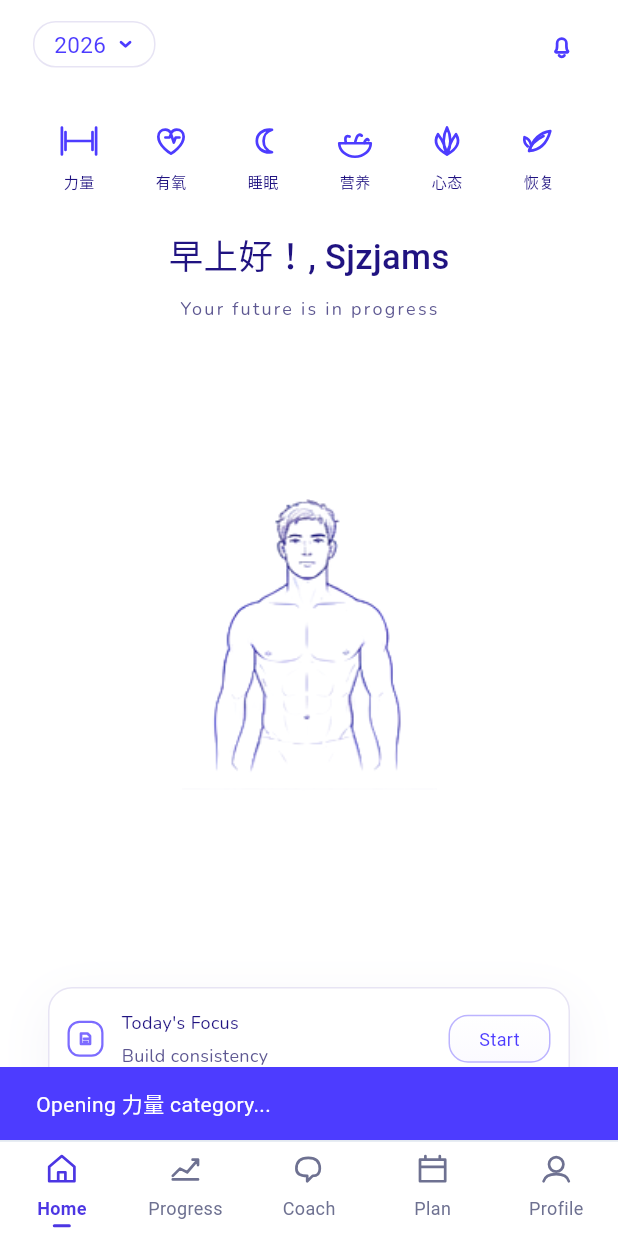
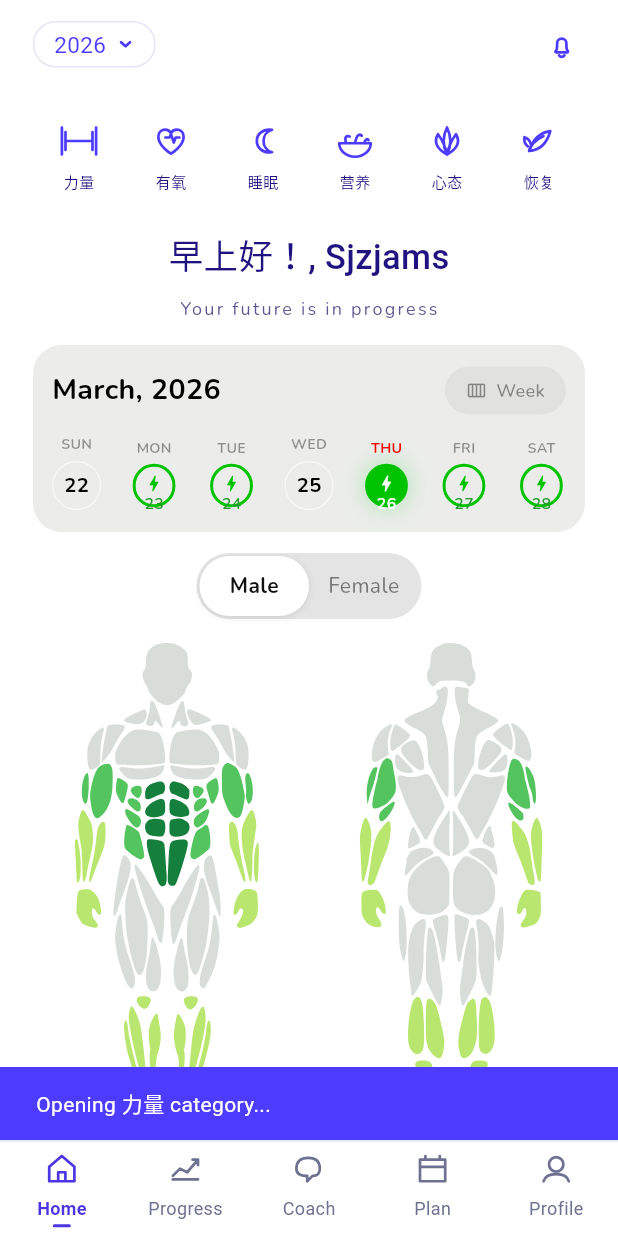
Before and after one commit to sjzjams/Logic-of-Hashira, a Flutter app: the screen it shows after launch, after a tap on "力量", on a phone screen of 412 x 824 dp. Run offline on Flutter 3.47's test engine with Material 3 defaults, Android fonts, the phone set to English and light mode, and no system bars; our stand-ins replace firebase_ai, firebase_core, flutter_svg, google_fonts; missing offline and left inert: flutter_ai_toolkit; accounts and stored records are empty; Roboto replaces fonts that are missing (Pangolin); statements that could not run were skipped.

Commit message:
feat(home): 新增首页Muscle Map肌肉地图组件
- 新建独立的`MuscleMap`组件，支持日期选择、性别切换、人体SVG渲染与周回放交互
- 替换首页原有静态人体图片为该组件，同时将首页布局改为可滚动以适配小屏设备
- 新增前后人体SVG资源并配置项目依赖与资源声明
- 新增本次改动的参考文档，记录变更细节与后续开发方向
- 将prototype原型目录加入gitignore，避免提交无关文件
- 暂保留未使用的path_drawing依赖，后续可评估清理

```diff
--- /dev/null
+++ b/lib/core/widgets/muscle_map.dart
@@ -0,0 +1,535 @@
+import 'dart:async';
+
+import 'package:flutter/material.dart';
+import 'package:flutter_svg/flutter_svg.dart';
+import 'package:google_fonts/google_fonts.dart';
+
+/// 性别枚举。
+enum BodyGender { male, female }
+
+/// 肌肉图例项。
+class _LegendItemData {
+  const _LegendItemData(this.label, this.color);
+
+  final String label;
+  final Color color;
+}
+
+/// 周视图中的单日数据。
+class _MuscleMapDay {
+  const _MuscleMapDay({
+    required this.weekday,
+    required this.day,
+    required this.hasWorkout,
+  });
+
+  final String weekday;
+  final int day;
+  final bool hasWorkout;
+}
+
+const List<_LegendItemData> _legendItems = <_LegendItemData>[
+  _LegendItemData('Not worked', Color(0xFFD8DDDA)),
+  _LegendItemData('Light', Color(0xFFF3D85F)),
+  _LegendItemData('Moderate', Color(0xFFB9E66E)),
+  _LegendItemData('Strong', Color(0xFF54C45F)),
+  _LegendItemData('Max', Color(0xFF15803D)),
+];
+
+const List<_MuscleMapDay> _weekDays = <_MuscleMapDay>[
+  _MuscleMapDay(weekday: 'SUN', day: 22, hasWorkout: false),
+  _MuscleMapDay(weekday: 'MON', day: 23, hasWorkout: true),
+  _MuscleMapDay(weekday: 'TUE', day: 24, hasWorkout: true),
+  _MuscleMapDay(weekday: 'WED', day: 25, hasWorkout: false),
+  _MuscleMapDay(weekday: 'THU', day: 26, hasWorkout: true),
+  _MuscleMapDay(weekday: 'FRI', day: 27, hasWorkout: true),
+  _MuscleMapDay(weekday: 'SAT', day: 28, hasWorkout: true),
+];
+
+/// 首页使用的 Muscle Map 区域，仅保留原型中的核心区域。
+class MuscleMap extends StatefulWidget {
+  const MuscleMap({super.key});
+
+  @override
+  State<MuscleMap> createState() => _MuscleMapState();
+}
+
+class _MuscleMapState extends State<MuscleMap> {
+  static const Duration _replayStepDuration = Duration(milliseconds: 420);
+
+  int _selectedDayIndex = 4;
+  BodyGender _selectedGender = BodyGender.male;
+  Timer? _replayTimer;
+
+  /// 释放回放定时器，避免组件销毁后继续更新状态。
+  @override
+  void dispose() {
+    _replayTimer?.cancel();
+    super.dispose();
+  }
+
+  /// 点击某一天时更新选中状态，并终止正在执行的回放。
+  void _selectDay(int index) {
+    _replayTimer?.cancel();
+    setState(() {
+      _selectedDayIndex = index;
+    });
+  }
+
+  /// 切换性别按钮状态。
+  void _selectGender(BodyGender gender) {
+    setState(() {
+      _selectedGender = gender;
+    });
+  }
+
+  /// 顺序播放一周日期选择效果，复刻原型里的 Replay 体验。
+  void _replayWeek() {
+    _replayTimer?.cancel();
+    int nextIndex = 0;
+    _replayTimer = Timer.periodic(_replayStepDuration, (Timer timer) {
+      if (!mounted) {
+        timer.cancel();
+        return;
+      }
+      setState(() {
+        _selectedDayIndex = nextIndex;
+      });
+      nextIndex += 1;
+      if (nextIndex >= _weekDays.length) {
+        timer.cancel();
+      }
+    });
+  }
+
+  /// 构建整个 Muscle Map 区域，只保留原型中的卡片、切换、人体和图例。
+  @override
+  Widget build(BuildContext context) {
+    return Center(
+      child: ConstrainedBox(
+        constraints: const BoxConstraints(maxWidth: 380),
+        child: Column(
+          mainAxisSize: MainAxisSize.min,
+          children: <Widget>[
+            _buildCalendarCard(),
+            const SizedBox(height: 14),
+            _GenderSwitch(
+              selectedGender: _selectedGender,
+              onChanged: _selectGender,
+            ),
+            const SizedBox(height: 16),
+            SizedBox(
+              height: 360,
+              child: Row(
+                mainAxisAlignment: MainAxisAlignment.center,
+                children: const <Widget>[
+                  Expanded(
+                    child: _BodySvgView(
+                      assetPath: 'assets/muscle_map_front.svg',
+                      semanticLabel: 'Front muscle map',
+                    ),
+                  ),
+                  SizedBox(width: 10),
+                  Expanded(
+                    child: _BodySvgView(
+                      assetPath: 'assets/muscle_map_back.svg',
+                      semanticLabel: 'Back muscle map',
+                    ),
+                  ),
+                ],
+              ),
+            ),
+            const SizedBox(height: 12),
+            Wrap(
+              alignment: WrapAlignment.center,
+              spacing: 14,
+              runSpacing: 8,
+              children: _legendItems
+                  .map((item) => _LegendItem(item: item))
+                  .toList(growable: false),
+            ),
+          ],
+        ),
+      ),
+    );
+  }
+
+  /// 构建顶部的月份和周日期卡片。
+  Widget _buildCalendarCard() {
+    return Container(
+      width: double.infinity,
+      padding: const EdgeInsets.fromLTRB(12.69, 14.27, 12.69, 14.27),
+      decoration: BoxDecoration(
+        color: const Color(0xFFECEDEB),
+        borderRadius: BorderRadius.circular(19.03),
+      ),
+      child: Column(
+        mainAxisSize: MainAxisSize.min,
+        children: <Widget>[
+          Row(
+            children: <Widget>[
+              Expanded(
+                child: Text(
+                  'March, 2026',
+                  style: GoogleFonts.nunito(
+                    fontSize: 19.03,
+                    fontWeight: FontWeight.w700,
+                    height: 23.79 / 19.03,
+                    color: Colors.black,
+                  ),
+                ),
+              ),
+              _WeekButton(onReplay: _replayWeek),
+            ],
+          ),
+          const SizedBox(height: 14.27),
+          Row(
+            mainAxisAlignment: MainAxisAlignment.spaceBetween,
+            children: List<Widget>.generate(
+              _weekDays.length,
+              (int index) => _DayButton(
+                day: _weekDays[index],
+                selected: index == _selectedDayIndex,
+                onTap: () => _selectDay(index),
+              ),
+            ),
+          ),
+        ],
+      ),
+    );
+  }
+}
+
+/// 构建单个人体 SVG 视图，直接使用原型抽取的完整矢量文件。
+class _BodySvgView extends StatelessWidget {
+  const _BodySvgView({
+    required this.assetPath,
+    required this.semanticLabel,
+  });
+
+  final String assetPath;
+  final String semanticLabel;
+
+  /// 构建人体 SVG 内容。
+  @override
+  Widget build(BuildContext context) {
+    return SvgPicture.asset(
+      assetPath,
+      fit: BoxFit.contain,
+      alignment: Alignment.topCenter,
+      semanticsLabel: semanticLabel,
+    );
+  }
+}
+
+/// 月份卡片右侧的 Week 胶囊按钮。
+class _WeekButton extends StatelessWidget {
+  const _WeekButton({required this.onReplay});
+
+  final VoidCallback onReplay;
+
+  /// 构建 Week 按钮，并将点击行为绑定到回放逻辑。
+  @override
+  Widget build(BuildContext context) {
+    return GestureDetector(
+      onTap: onReplay,
+      child: Container(
+        height: 32,
+        padding: const EdgeInsets.symmetric(horizontal: 14),
+        decoration: BoxDecoration(
+          color: const Color.fromRGBO(0, 0, 0, 0.045),
+          borderRadius: BorderRadius.circular(999),
+        ),
+        child: Row(
+          mainAxisSize: MainAxisSize.min,
+          children: <Widget>[
+            const Icon(
+              Icons.calendar_view_week_rounded,
+              size: 14,
+              color: Color.fromRGBO(0, 0, 0, 0.42),
+            ),
+            const SizedBox(width: 6),
+            Text(
+              'Week',
+              style: GoogleFonts.nunito(
+                fontSize: 12,
+                fontWeight: FontWeight.w600,
+                color: const Color.fromRGBO(0, 0, 0, 0.42),
+              ),
+            ),
+          ],
+        ),
+      ),
+    );
+  }
+}
+
+/// 单个日期按钮，复刻原型中的周视图样式。
+class _DayButton extends StatelessWidget {
+  const _DayButton({
+    required this.day,
+    required this.selected,
+    required this.onTap,
+  });
+
+  final _MuscleMapDay day;
+  final bool selected;
+  final VoidCallback onTap;
+
+  /// 构建顶部英文星期与底部日期徽标。
+  @override
+  Widget build(BuildContext context) {
+    final Color topLabelColor = selected
+        ? const Color(0xFFFF0000)
+        : const Color.fromRGBO(0, 0, 0, 0.4);
+
+    return GestureDetector(
+      onTap: onTap,
+      child: SizedBox(
+        width: 32.71,
+        child: Column(
+          mainAxisSize: MainAxisSize.min,
+          children: <Widget>[
+            Text(
+              day.weekday,
+              style: GoogleFonts.nunito(
+                fontSize: 9.51,
+                fontWeight: FontWeight.w700,
+                height: 11 / 9.51,
+                letterSpacing: 0.2,
+                color: topLabelColor,
+              ),
+            ),
+            const SizedBox(height: 5.55),
+            _DayNumberBadge(
+              value: day.day.toString(),
+              selected: selected,
+              workoutDay: day.hasWorkout,
+            ),
+          ],
+        ),
+      ),
+    );
+  }
+}
+
+/// 日期圆形徽标，区分普通日期和训练日期。
+class _DayNumberBadge extends StatelessWidget {
+  const _DayNumberBadge({
+    required this.value,
+    required this.selected,
+    required this.workoutDay,
+  });
+
+  final String value;
+  final bool selected;
+  final bool workoutDay;
+
+  /// 构建日期数字徽标。
+  @override
+  Widget build(BuildContext context) {
+    if (!workoutDay) {
+      return Container(
+        width: 32.71,
+        height: 33.3,
+        alignment: Alignment.center,
+        decoration: BoxDecoration(
+          shape: BoxShape.circle,
+          border: Border.all(
+            color: const Color.fromRGBO(255, 255, 255, 0.65),
+            width: 0.79,
+          ),
+        ),
+        child: Text(
+          value,
+          style: GoogleFonts.nunito(
+            fontSize: 13.48,
+            fontWeight: FontWeight.w700,
+            color: Colors.black,
+          ),
+        ),
+      );
+    }
+
+    return Container(
+      width: 28.5,
+      height: 29,
+      decoration: BoxDecoration(
+        borderRadius: BorderRadius.circular(999),
+        border: Border.all(color: const Color(0xFF00C300), width: 2),
+        color: selected ? const Color(0xFF00C300) : Colors.transparent,
+        boxShadow: selected
+            ? const <BoxShadow>[
+                BoxShadow(
+                  color: Color.fromRGBO(0, 195, 0, 0.28),
+                  blurRadius: 14,
+                ),
+              ]
+            : null,
+      ),
+      child: Stack(
+        clipBehavior: Clip.none,
+        alignment: Alignment.center,
+        children: <Widget>[
+          Positioned(
+            top: 4,
+            child: Icon(
+              Icons.bolt_rounded,
+              size: 14,
+              color: selected ? Colors.white : const Color(0xFF00C300),
+            ),
+          ),
+          Positioned(
+            bottom: -7,
+            child: Text(
+              value,
+              style: GoogleFonts.nunito(
+                fontSize: 10.5,
+                fontWeight: FontWeight.w600,
+                color: selected ? Colors.white : const Color(0xFF239A2D),
+              ),
+            ),
+          ),
+        ],
+      ),
+    );
+  }
+}
+
+/// 性别切换组件，保持原型中的圆角胶囊外观。
+class _GenderSwitch extends StatelessWidget {
+  const _GenderSwitch({
+    required this.selectedGender,
+    required this.onChanged,
+  });
+
+  final BodyGender selectedGender;
+  final ValueChanged<BodyGender> onChanged;
+
+  /// 构建 Male / Female 切换条。
+  @override
+  Widget build(BuildContext context) {
+    return Container(
+      width: 150,
+      height: 44,
+      padding: const EdgeInsets.all(2),
+      decoration: BoxDecoration(
+        color: const Color(0xFFE4E4E4),
+        borderRadius: BorderRadius.circular(999),
+      ),
+      child: Stack(
+        children: <Widget>[
+          AnimatedAlign(
+            duration: const Duration(milliseconds: 200),
+            curve: Curves.easeOutCubic,
+            alignment: selectedGender == BodyGender.male
+                ? Alignment.centerLeft
+                : Alignment.centerRight,
+            child: Container(
+              width: 73,
+              decoration: BoxDecoration(
+                color: Colors.white,
+                borderRadius: BorderRadius.circular(20),
+                boxShadow: const <BoxShadow>[
+                  BoxShadow(
+                    color: Color.fromRGBO(0, 0, 0, 0.1),
+                    blurRadius: 3,
+                    offset: Offset(0, 1),
+                  ),
+                ],
+              ),
+            ),
+          ),
+          Row(
+            children: <Widget>[
+              Expanded(
+                child: _GenderSwitchLabel(
+                  label: 'Male',
+                  selected: selectedGender == BodyGender.male,
+                  onTap: () => onChanged(BodyGender.male),
+                ),
+              ),
+              Expanded(
+                child: _GenderSwitchLabel(
+                  label: 'Female',
+                  selected: selectedGender == BodyGender.female,
+                  onTap: () => onChanged(BodyGender.female),
+                ),
+              ),
+            ],
+          ),
+        ],
+      ),
+    );
+  }
+}
+
+/// 性别切换中的单个文字标签。
+class _GenderSwitchLabel extends StatelessWidget {
+  const _GenderSwitchLabel({
+    required this.label,
+    required this.selected,
+    required this.onTap,
+  });
+
+  final String label;
+  final bool selected;
+  final VoidCallback onTap;
+
+  /// 构建切换标签文本。
+  @override
+  Widget build(BuildContext context) {
+    return GestureDetector(
+      onTap: onTap,
+      child: Center(
+        child: Text(
+          label,
+          style: GoogleFonts.nunito(
+            fontSize: 14,
+            fontWeight: selected ? FontWeight.w700 : FontWeight.w500,
+            color: selected
+                ? const Color(0xFF111111)
+                : const Color.fromRGBO(0, 0, 0, 0.48),
+          ),
+        ),
+      ),
+    );
+  }
+}
+
+/// 底部图例项。
+class _LegendItem extends StatelessWidget {
+  const _LegendItem({required this.item});
+
+  final _LegendItemData item;
+
+  /// 构建单个图例，包括颜色点和文本。
+  @override
+  Widget build(BuildContext context) {
+    return Row(
+      mainAxisSize: MainAxisSize.min,
+      children: <Widget>[
+        Container(
+          width: 10,
+          height: 10,
+          decoration: BoxDecoration(
+            color: item.color,
+            shape: BoxShape.circle,
+            border: Border.all(
+              color: const Color.fromRGBO(0, 0, 0, 0.05),
+            ),
+          ),
+        ),
+        const SizedBox(width: 6),
+        Text(
+          item.label,
+          style: GoogleFonts.nunito(
+            fontSize: 11,
+            fontWeight: FontWeight.w700,
+            color: const Color.fromRGBO(60, 60, 67, 0.68),
+          ),
+        ),
+      ],
+    );
+  }
+}
--- a/lib/features/home/home_screen.dart
+++ b/lib/features/home/home_screen.dart
@@ -1,8 +1,7 @@
 import 'package:flutter/material.dart';
 import 'package:google_fonts/google_fonts.dart';
-import '../../core/theme.dart';
 import '../../core/widgets/illustrations.dart';
-import '../future_you/future_you_screen.dart';
+import '../../core/widgets/muscle_map.dart';
 import '../nutrition/nutrition_sleep_screen.dart';
 
 class HomeScreen extends StatelessWidget {
@@ -19,14 +18,12 @@ class HomeScreen extends StatelessWidget {
       body: CustomPaint(
         painter: const HomeBackgroundPainter(),
         child: SafeArea(
-          child: Column(
-            children: [
-              // Screen container matching padding: 14px 22px 8px
-              Expanded(
+          child: SingleChildScrollView(
             child: Padding(
               padding: const EdgeInsets.fromLTRB(22.0, 14.0, 22.0, 8.0),
               child: Column(
                 crossAxisAlignment: CrossAxisAlignment.stretch,
+                mainAxisSize: MainAxisSize.min,
                 children: [
                   // Topbar
                   Row(
@@ -142,26 +139,10 @@ class HomeScreen extends StatelessWidget {
                     ],
                   ),
 
-                      // Centered Figure Wrap
-                      Expanded(
-                        child: GestureDetector(
-                          onTap: () {
-                            Navigator.push(
-                              context,
-                              MaterialPageRoute(builder: (context) => const FutureYouScreen()),
-                            );
-                          },
-                          child: Container(
-                            alignment: Alignment.center,
-                            padding: const EdgeInsets.only(top: 0.0),
-                            child: Image.asset(
-                              'assets/home-body-cutout.png',
-                              width: 170,
-                              height: 345,
-                              fit: BoxFit.contain,
-                            ),
-                          ),
-                        ),
+                  // Muscle Map 组件
+                  const Padding(
+                    padding: EdgeInsets.symmetric(vertical: 16.0),
+                    child: MuscleMap(),
                   ),
 
                   // Today's Focus Card
@@ -268,8 +249,6 @@ class HomeScreen extends StatelessWidget {
               ),
             ),
           ),
-            ],
-          ),
         ),
       ),
     );
--- a/pubspec.yaml
+++ b/pubspec.yaml
@@ -36,6 +36,7 @@ dependencies:
   cupertino_icons: ^1.0.8
   google_fonts: ^6.2.1
   flutter_svg: ^2.0.10-hotfix.1
+  path_drawing: ^1.0.1
   flutter_ai_toolkit: ^1.0.0
   firebase_core: ^4.9.0
   firebase_ai: ^3.12.1
@@ -65,6 +66,8 @@ flutter:
   # To add assets to your application, add an assets section, like this:
   assets:
     - assets/home-body-cutout.png
+    - assets/muscle_map_front.svg
+    - assets/muscle_map_back.svg
     - assets/spritesheet.png
 
   # An image asset can refer to one or more resolution-specific "variants", see
```
Also changed, not shown: assets/muscle_map_back.svg (added), assets/muscle_map_front.svg (added), pubspec.lock, 2 other files. Lines whose indentation alone changed are shown as unchanged.
